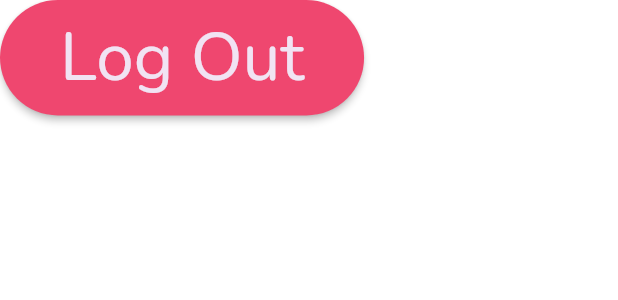
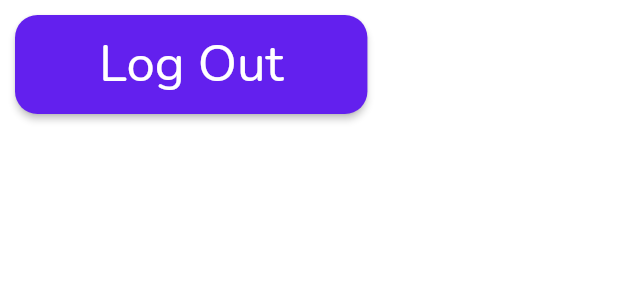
Before and after one commit to meh430/rank_ten_flutter, a Flutter app: the LogOutButton widget shown alone on an empty page, opened directly, after a tap on "Log Out", on a phone screen of 412 x 824 dp. Shown: the top 300 px of the screen. Run offline on Flutter 3.47's test engine with Material 2 defaults, Android fonts, the phone set to English and light mode, and no system bars; our stand-ins replace flutter_spinkit, google_fonts, shared_preferences; accounts and stored records are empty; network calls fail.

```diff
--- a/lib/components/user_top_lists.dart
+++ b/lib/components/user_top_lists.dart
@@ -22,10 +22,6 @@ class UserTopLists extends StatelessWidget {
     var rankCards = <Widget>[];
     topLists.forEach((listCard) => rankCards.add(RankedListCardWidget(
         listCard: listCard, shouldPushInfo: false, key: ObjectKey(listCard))));
-
-    rankCards.add(SizedBox(
-      height: 100,
-    ));
     return Column(
       crossAxisAlignment: CrossAxisAlignment.center,
       children: rankCards,
--- a/lib/tabs/profile_tab.dart
+++ b/lib/tabs/profile_tab.dart
@@ -160,6 +160,10 @@ class _MainUserInfoBuilderState extends State<MainUserInfoBuilder> {
                 child: SpinKitThreeBounce(size: 30, color: hanPurple),
               );
             },
+          ),
+          LogOutButton(),
+          SizedBox(
+            height: 100,
           )
         ]),
       ),
@@ -170,9 +174,32 @@ class _MainUserInfoBuilderState extends State<MainUserInfoBuilder> {
 class LogOutButton extends StatelessWidget {
   @override
   Widget build(BuildContext context) {
+    return Padding(
+      padding: const EdgeInsets.all(10),
+      child: RaisedButton(
+          color: hanPurple,
+          child: Padding(
+            padding: const EdgeInsets.symmetric(vertical: 10, horizontal: 40),
+            child: Text("Log Out",
+                style: Theme
+                    .of(context)
+                    .textTheme
+                    .headline4
+                    .copyWith(color: white)),
+          ),
+          shape:
+          RoundedRectangleBorder(borderRadius: BorderRadius.circular(15)),
+          onPressed: () {
+            PreferencesStore().clearAll();
+            Provider.of<MainUserProvider>(context, listen: false).logOut();
+            Navigator.pop(context);
+            Navigator.pushNamed(context, '/login_signup');
+          }),
+    );
+
     return RaisedButton(
       padding:
-          const EdgeInsets.only(left: 40.0, right: 40.0, top: 8.0, bottom: 8.0),
+      const EdgeInsets.only(left: 40.0, right: 40.0, top: 8.0, bottom: 8.0),
       color: paraPink,
       onPressed: () {
         PreferencesStore().clearAll();
```
Also changed, not shown: lib/components/generic_list_preview_widget.dart (+7 -2 lines), lib/routes/main_screen.dart (+6 -1 lines).
